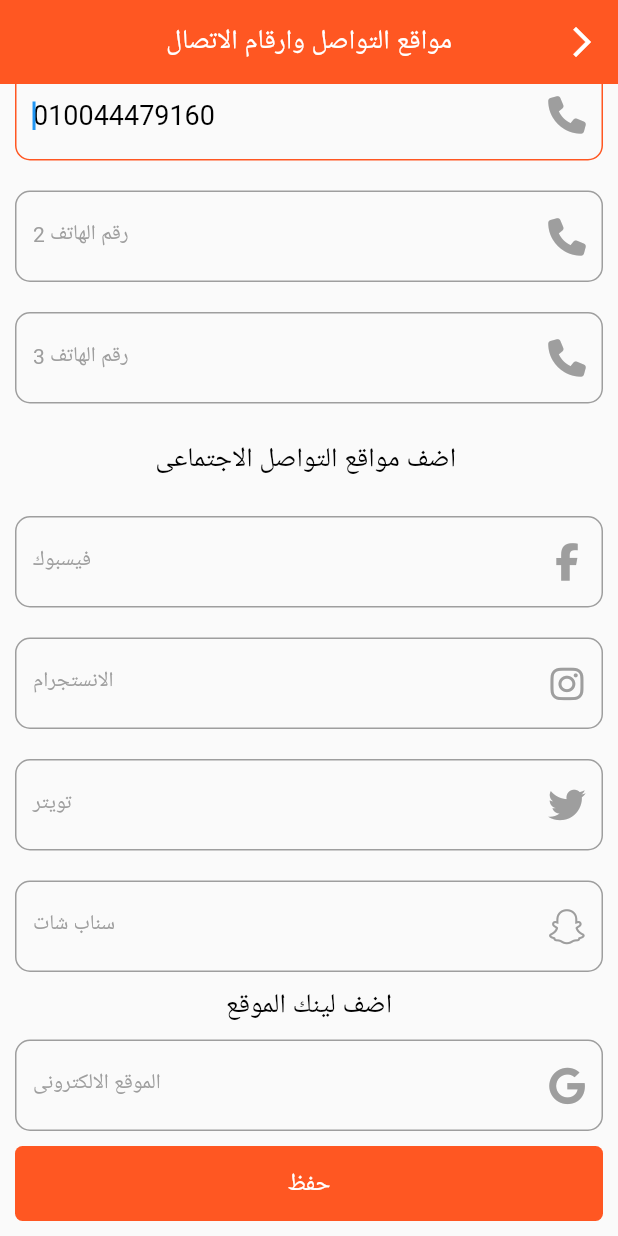
After one commit to Heshamazab1999/donation_dashboard, a Flutter app: the SocialContactScreen screen opened by its route, scrolled down 45 dp, after a tap on "حفظ", on a phone screen of 412 x 824 dp. The commit adds this screen. Run offline on Flutter 3.47's test engine with Material 2 defaults, Android fonts, the phone set to English and light mode, and no system bars; our stand-ins replace cached_network_image, cloud_firestore, firebase_core, firebase_storage, font_awesome_flutter, get and 2 more; accounts and stored records are empty; network calls fail.

Commit message:
second push

```diff
--- /dev/null
+++ b/lib/component/custom_text_field.dart
@@ -0,0 +1,48 @@
+import 'package:donation_dashboard/constants.dart';
+import 'package:donation_dashboard/helper/dimensions.dart';
+import 'package:flutter/material.dart';
+
+class CustomTextField extends StatelessWidget {
+  const CustomTextField(
+      {Key? key,
+      this.hint,
+      this.icon,
+      this.label,
+      this.onChange,
+      this.controller,
+      this.type})
+      : super(key: key);
+  final Function(String)? onChange;
+  final String? label;
+  final String? hint;
+  final IconData? icon;
+  final TextInputType? type;
+  final TextEditingController? controller;
+
+  @override
+  Widget build(BuildContext context) {
+    return Padding(
+      padding: const EdgeInsets.symmetric(horizontal: 10, vertical: 10),
+      child: TextField(
+        controller: controller,
+        keyboardType: type,
+        onChanged: onChange,
+        autofocus: true,
+        decoration: InputDecoration(
+            suffixIcon: Icon(icon, color: K.hintColor, size: 25),
+            labelText: label!,
+            labelStyle: TextStyle(
+                color: K.hintColor, fontSize: Dimensions.fontSizeDefault),
+            hintStyle: TextStyle(
+                fontSize: Dimensions.fontSizeExtraLarge, color: K.blackColor),
+            hintText: hint!,
+            enabledBorder: OutlineInputBorder(
+                borderSide: const BorderSide(color: K.hintColor),
+                borderRadius: BorderRadius.circular(Dimensions.radiusDefault)),
+            focusedBorder: OutlineInputBorder(
+                borderSide: const BorderSide(color: K.mainColor),
+                borderRadius: BorderRadius.circular(Dimensions.radiusDefault))),
+      ),
+    );
+  }
+}
--- a/lib/controller/base_controller.dart
+++ b/lib/controller/base_controller.dart
@@ -1,3 +1,12 @@
+import 'package:donation_dashboard/enum/view_state.dart';
 import 'package:get/get.dart';
 
-class BaseController extends GetxController {}
+class BaseController extends GetxController {
+  final _state = ViewState.idle.obs;
+
+  ViewState get state => _state.value;
+
+  setState(ViewState state) {
+    _state.value = state;
+  }
+}
--- /dev/null
+++ b/lib/enum/view_state.dart
@@ -0,0 +1 @@
+enum ViewState { busy, idle }
--- a/lib/main.dart
+++ b/lib/main.dart
@@ -1,14 +1,18 @@
 import 'package:donation_dashboard/constants.dart';
 import 'package:donation_dashboard/routes/app_route.dart';
 import 'package:donation_dashboard/routes/app_screens.dart';
+import 'package:firebase_core/firebase_core.dart';
 import 'package:flutter/material.dart';
 import 'package:flutter/services.dart';
 import 'package:get/get.dart';
 
-void main() {
+Future<void> main() async {
+  WidgetsFlutterBinding.ensureInitialized();
+  await Firebase.initializeApp();
   SystemChrome.setSystemUIOverlayStyle(const SystemUiOverlayStyle(
     // systemNavigationBarColor: K.mainColor, // navigation bar color
     statusBarColor: K.mainColor,
+
     // status bar color
   ));
 
--- a/lib/routes/app_route.dart
+++ b/lib/routes/app_route.dart
@@ -6,4 +6,6 @@ class AppRoute {
   static const String productDetailsScreen = '/ProductDetailsScreen';
   static const String contactScreen = '/ContactScreen';
   static const String adsScreen = '/AdsScreen';
+  static const String addProductScreen = '/AddProductScreen';
+  static const String socialContactScreen = '/SocialContactScreen';
 }
--- a/lib/routes/app_screens.dart
+++ b/lib/routes/app_screens.dart
@@ -1,11 +1,13 @@
 import 'package:donation_dashboard/routes/app_route.dart';
 import 'package:donation_dashboard/screens/ads/ads_screen.dart';
+import 'package:donation_dashboard/screens/category_screen/add_product_screen.dart';
 import 'package:donation_dashboard/screens/category_screen/category_screen.dart';
 import 'package:donation_dashboard/screens/contact_screen/contact_screen.dart';
 import 'package:donation_dashboard/screens/home_screen/home_screen.dart';
 import 'package:donation_dashboard/screens/main_screen/main_screen.dart';
 import 'package:donation_dashboard/screens/order_screen/order_screen.dart';
 import 'package:donation_dashboard/screens/product_details/product_details.dart';
+import 'package:donation_dashboard/screens/social_contacts/social_contacts.dart';
 import 'package:get/get.dart';
 
 class AppScreens {
@@ -17,6 +19,11 @@ class AppScreens {
     GetPage(name: AppRoute.contactScreen, page: () => const ContactScreen()),
     GetPage(name: AppRoute.adsScreen, page: () => const AdsScreen()),
     GetPage(
+        name: AppRoute.socialContactScreen,
+        page: () => const SocialContactScreen()),
+    GetPage(
+        name: AppRoute.addProductScreen, page: () => const AddProductScreen()),
+    GetPage(
         name: AppRoute.productDetailsScreen,
         page: () => const ProductDetailsScreen()),
   ];
--- a/lib/screens/main_screen/controller/main_controller.dart
+++ b/lib/screens/main_screen/controller/main_controller.dart
@@ -1,14 +1,13 @@
 import 'package:donation_dashboard/controller/base_controller.dart';
 import 'package:donation_dashboard/routes/app_route.dart';
-import 'package:donation_dashboard/screens/ads/ads_screen.dart';
-import 'package:donation_dashboard/screens/contact_screen/contact_screen.dart';
 import 'package:get/get.dart';
 
 class MainController extends BaseController {
   final check = false.obs;
   final screens = [
     AppRoute.contactScreen,
-    AppRoute.contactScreen,
+    AppRoute.socialContactScreen,
     AppRoute.adsScreen,
   ];
+  final labels = ["عملاء", "مواقع التواصل و ارقام الاتصال", "الاعلانات"];
 }
--- /dev/null
+++ b/lib/screens/social_contacts/controller/social_contact_controller.dart
@@ -0,0 +1,46 @@
+import 'package:donation_dashboard/controller/base_controller.dart';
+import 'package:donation_dashboard/screens/social_contacts/services/social_services.dart';
+import 'package:flutter/material.dart';
+import 'package:get/get.dart';
+
+class SocialContactController extends BaseController {
+  final service = SocialServices();
+  final phone1 = ''.obs;
+  final phone2 = ''.obs;
+  final phone3 = ''.obs;
+  final facebook = ''.obs;
+  final instagram = ''.obs;
+  final twitter = ''.obs;
+  final snapchat = ''.obs;
+  final email = ''.obs;
+  final loading = false.obs;
+
+  TextEditingController phone1Controller = TextEditingController();
+  TextEditingController phone2Controller = TextEditingController();
+  TextEditingController phone3Controller = TextEditingController();
+  TextEditingController facebookController = TextEditingController();
+  TextEditingController instagramController = TextEditingController();
+  TextEditingController twitterController = TextEditingController();
+  TextEditingController snapchatController = TextEditingController();
+  TextEditingController emailController = TextEditingController();
+
+  saveSocial() async {
+    try {
+      loading.value = true;
+      await service.saveContact(
+        email: email.value,
+        facebook: facebook.value,
+        instagram: instagram.value,
+        twitter: twitter.value,
+        snapChat: snapchat.value,
+        phone1: phone1.value,
+        phone2: phone2.value,
+        phone3: phone3.value,
+      );
+      loading.value = false;
+    } catch (e) {
+      loading.value = false;
+      print(e);
+    }
+  }
+}
--- /dev/null
+++ b/lib/screens/social_contacts/services/social_services.dart
@@ -0,0 +1,27 @@
+import 'package:cloud_firestore/cloud_firestore.dart';
+
+class SocialServices {
+  final store = FirebaseFirestore.instance;
+
+  saveContact({
+    String? phone1,
+    String? phone2,
+    String? phone3,
+    String? instagram,
+    String? snapChat,
+    String? facebook,
+    String? twitter,
+    String? email,
+  }) async {
+    final data = await store.collection("contactUs").add({
+      "phone1": phone1,
+      "phone2": phone2,
+      "phone3": phone3,
+      "instagram": instagram,
+      "snapshat": snapChat,
+      "facebook": facebook,
+      "twitter": twitter,
+      "email": email
+    });
+  }
+}
--- /dev/null
+++ b/lib/screens/social_contacts/social_contacts.dart
@@ -0,0 +1,163 @@
+import 'package:donation_dashboard/component/custom_button.dart';
+import 'package:donation_dashboard/component/custom_text_field.dart';
+import 'package:donation_dashboard/constants.dart';
+import 'package:donation_dashboard/helper/dimensions.dart';
+import 'package:donation_dashboard/screens/social_contacts/controller/social_contact_controller.dart';
+import 'package:flutter/material.dart';
+import 'package:font_awesome_flutter/font_awesome_flutter.dart';
+import 'package:get/get.dart';
+
+class SocialContactScreen extends StatelessWidget {
+  const SocialContactScreen({Key? key}) : super(key: key);
+
+  @override
+  Widget build(BuildContext context) {
+    final controller = Get.put(SocialContactController());
+    return Scaffold(
+      appBar: AppBar(
+        actions: [
+          IconButton(
+              onPressed: () {
+                Get.back();
+              },
+              icon: const Icon(Icons.arrow_forward_ios))
+        ],
+        elevation: 0,
+        centerTitle: true,
+        backgroundColor: K.mainColor,
+        automaticallyImplyLeading: false,
+        title: Text("مواقع التواصل وارقام الاتصال",
+            style: TextStyle(
+                color: K.whiteColor, fontSize: Dimensions.fontSizeExtraLarge)),
+      ),
+      body: SingleChildScrollView(
+        child: Column(
+          children: [
+            Center(
+              child: Text(
+                "اضف ارقام الهاتف",
+                style: TextStyle(
+                    fontSize: Dimensions.fontSizeExtraLarge,
+                    color: K.blackColor),
+              ),
+            ),
+            CustomTextField(
+              type: TextInputType.phone,
+              controller: controller.phone1Controller,
+              icon: FontAwesomeIcons.phone,
+              hint: "010044479160",
+              label: "رقم الهاتف 1",
+              onChange: (v) {
+                controller.phone1.value = v;
+              },
+            ),
+            CustomTextField(
+              type: TextInputType.phone,
+              controller: controller.phone2Controller,
+              icon: FontAwesomeIcons.phone,
+              hint: "010044479160",
+              label: "رقم الهاتف 2",
+              onChange: (v) {
+                controller.phone2.value = v;
+              },
+            ),
+            CustomTextField(
+              type: TextInputType.phone,
+              controller: controller.phone3Controller,
+              icon: FontAwesomeIcons.phone,
+              hint: "010044479160",
+              label: "رقم الهاتف 3",
+              onChange: (v) {
+                controller.phone3.value = v;
+              },
+            ),
+            const SizedBox(height: 15),
+            Center(
+              child: Text(
+                "اضف مواقع التواصل الاجتماعى ",
+                style: TextStyle(
+                    fontSize: Dimensions.fontSizeExtraLarge,
+                    color: K.blackColor),
+              ),
+            ),
+            const SizedBox(height: 15),
+            CustomTextField(
+              type: TextInputType.emailAddress,
+              controller: controller.facebookController,
+              icon: FontAwesomeIcons.facebookF,
+              hint: "",
+              label: "فيسبوك",
+              onChange: (v) {
+                controller.facebook.value = v;
+              },
+            ),
+            CustomTextField(
+              type: TextInputType.emailAddress,
+              controller: controller.instagramController,
+              icon: FontAwesomeIcons.instagram,
+              hint: "",
+              label: "الانستجرام",
+              onChange: (v) {
+                controller.instagram.value = v;
+              },
+            ),
+            CustomTextField(
+              type: TextInputType.emailAddress,
+              controller: controller.twitterController,
+              icon: FontAwesomeIcons.twitter,
+              hint: "",
+              label: "تويتر",
+              onChange: (v) {
+                controller.twitter.value = v;
+              },
+            ),
+            CustomTextField(
+              type: TextInputType.emailAddress,
+              controller: controller.snapchatController,
+              icon: FontAwesomeIcons.snapchat,
+              hint: "",
+              label: "سناب شات",
+              onChange: (v) {
+                controller.snapchat.value = v;
+              },
+            ),
+            Center(
+              child: Text(
+                "اضف لينك الموقع",
+                style: TextStyle(
+                    fontSize: Dimensions.fontSizeExtraLarge,
+                    color: K.blackColor),
+              ),
+            ),
+            CustomTextField(
+              type: TextInputType.emailAddress,
+              controller: controller.emailController,
+              icon: FontAwesomeIcons.google,
+              hint: "",
+              label: "الموقع الالكترونى",
+              onChange: (v) {
+                controller.email.value = v;
+              },
+            ),
+            Obx(() => controller.loading.value
+                ? const Center(
+                    child: CircularProgressIndicator(
+                      color: K.mainColor,
+                    ),
+                  )
+                : CustomButton(
+                    width: Dimensions.width - 20,
+                    onPressed: () {
+                      controller.saveSocial();
+                    },
+                    buttonText: "حفظ",
+                  )),
+            const SizedBox(
+              height: 10,
+            )
+          ],
+        ),
+      ),
+    );
+  }
+}
--- a/pubspec.yaml
+++ b/pubspec.yaml
@@ -40,7 +40,8 @@ dependencies:
   image_picker:
   cached_network_image:
   url_launcher:
-
+  font_awesome_flutter:
+  pull_to_refresh:
   # The following adds the Cupertino Icons font to your application.
   # Use with the CupertinoIcons class for iOS style icons.
   cupertino_icons: ^1.0.2
```
Also changed, not shown: lib/component/ads_card.dart (+4 -4 lines), lib/screens/ads/ads_screen.dart (+23 -5 lines), lib/screens/ads/controller/ads_controller.dart (+21 -3 lines), lib/screens/ads/model/ads_model.dart (added, +11 -0 lines), lib/screens/ads/services/ads_services.dart (added, +28 -0 lines), lib/screens/category_screen/add_product_screen.dart (added, +14 -0 lines), lib/screens/category_screen/category_screen.dart (+29 -1 lines), lib/screens/main_screen/main_screen.dart (+5 -3 lines), pubspec.lock, 4 other files.
